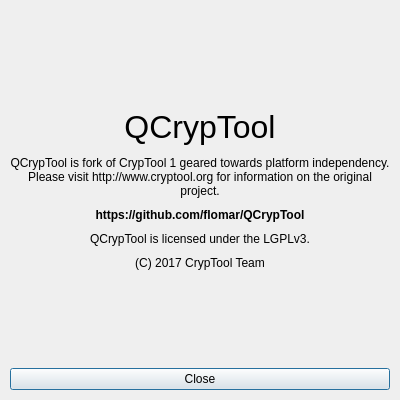
Qt form trunk/Resources/QCrypTool/Dialogs/DialogAboutQCrypTool.ui (flomar/QCrypTool) before a commit.
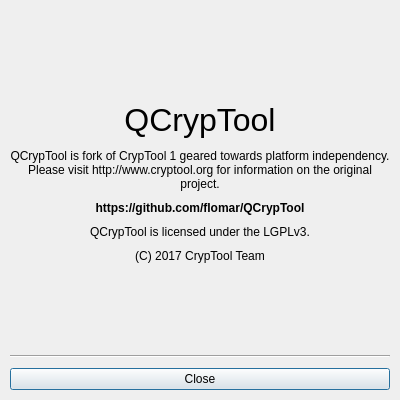
The same form after that commit.

```diff
--- a/trunk/Resources/QCrypTool/Dialogs/DialogAboutQCrypTool.ui
+++ b/trunk/Resources/QCrypTool/Dialogs/DialogAboutQCrypTool.ui
@@ -202,6 +202,13 @@
      </property>
     </spacer>
    </item>
+   <item>
+    <widget class="Line" name="DialogAboutLine1">
+     <property name="orientation">
+      <enum>Qt::Horizontal</enum>
+     </property>
+    </widget>
+   </item>
    <item>
     <layout class="QHBoxLayout" name="DialogAboutQCrypToolHorizontalLayoutButtons">
      <property name="spacing">
```
Left out of the diff: 3 changed lines with no effect on the pictures.
